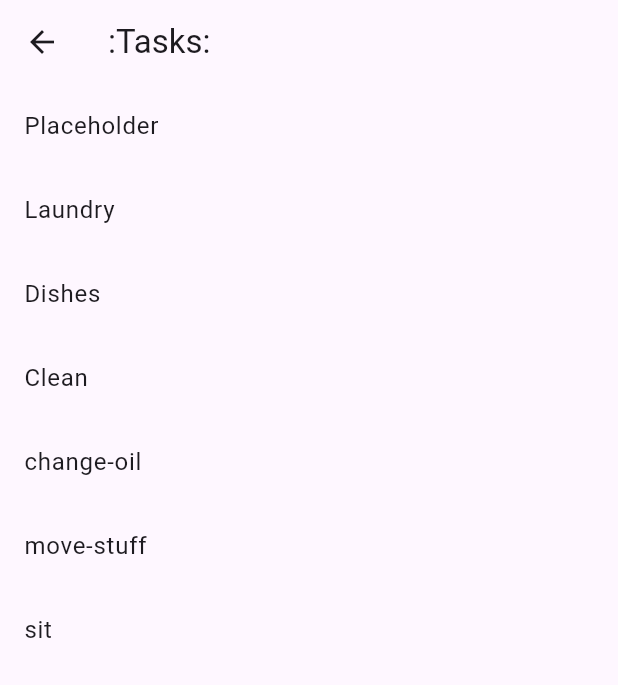
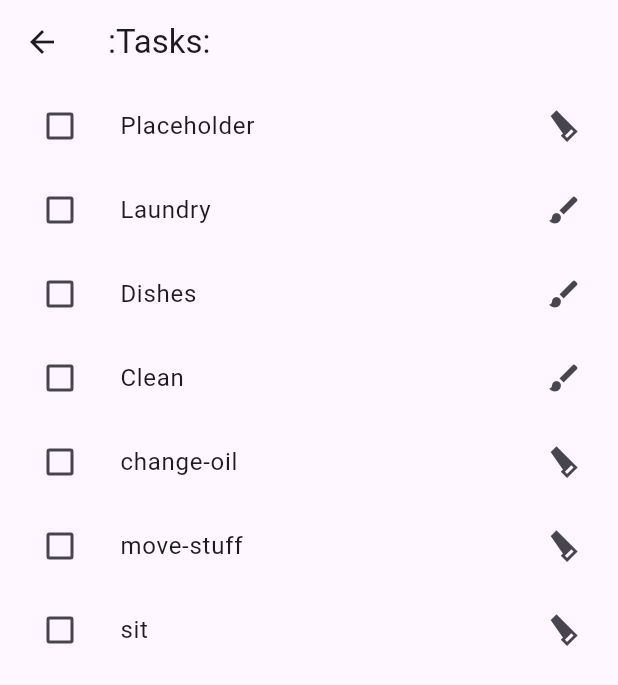
Before and after one commit to PeteyWally/planted_ii, a Flutter app: the TaskView screen opened by its route, on a phone screen of 412 x 824 dp. Shown: the top 685 px of the screen. Run offline on Flutter 3.47's test engine with Material 3 defaults, Android fonts, the phone set to English and light mode, and no system bars; our stand-ins replace auto_size_text, flutter_spinkit; statements that could not run were skipped.

Commit message:
Edits regarding main.provider and how the taskviewmodel relates to categoryviewmodel. In working condition with related category ICON with taskview

```diff
--- a/lib/models/model_category.dart
+++ b/lib/models/model_category.dart
@@ -1,5 +1,4 @@
 /*  lib  models  CATEGORY < CATEGORY+GRID  */
-
 
 import '../models/model_task.dart';
 import 'package:flutter/material.dart';
@@ -18,17 +17,15 @@ class CategoryModel {
     required this.id,
     required this.name,
     Widget? icon,
-    required this.iconColor,
-    this.sizeTime = 120, /* default 2 hours */
+    this.iconColor = 'grey',
+    this.sizeTime = 120,
+    /* default 2 hours */
     required this.subTaskIds,
     required TaskRepository taskRepository,
-  })
-  : icon = icon ?? const Icon(Icons.add),
-  _taskRepository = taskRepository;
+  })  : icon = icon ?? const Icon(Icons.add),
+        _taskRepository = taskRepository;
 
-
-
- // Convenience method to get tasks based on task IDs and a repository
+  // Convenience method to get tasks based on task IDs and a repository
   Future<List<TaskModel>> _getSubTasks() async {
     // Use Future.wait to fetch tasks concurrently
     return Future.wait(subTaskIds.map((taskId) async {
@@ -55,7 +52,8 @@ class CategoryModel {
 
   // Calculated remaining time
   Future<double> get remainingTime async {
-    final calcTimeValue = await calcTime; // Await the future to get the double value
+    final calcTimeValue =
+        await calcTime; // Await the future to get the double value
     return sizeTime.toDouble() - calcTimeValue;
   }
 }
--- a/lib/view_models/categoryviewmodel.dart
+++ b/lib/view_models/categoryviewmodel.dart
@@ -11,11 +11,14 @@ import '../models/model_category.dart';
 class CategoryViewModel extends ChangeNotifier {
   final CategoryRepository _categoryRepository;
   final TaskRepository _taskRepository;
-
   List<CategoryModel> _categories = [];
   bool _isLoading = true;
 
-  CategoryViewModel(this._categoryRepository, this._taskRepository) {
+  CategoryViewModel(
+      {required CategoryRepository categoryRepository,
+      required TaskRepository taskRepository})
+      : _categoryRepository = categoryRepository,
+        _taskRepository = taskRepository {
     _loadCategories();
   }
 
@@ -83,7 +86,10 @@ class CategoryViewModel extends ChangeNotifier {
   }
 
   int _calculateBlockSize(TaskModel task) {
-    final duration = (task.endTime?.difference(task.startTime ?? DateTime.now()).inMinutes) ?? 0;
+    final duration = (task.endTime
+            ?.difference(task.startTime ?? DateTime.now())
+            .inMinutes) ??
+        0;
     return (duration);
   }
 
--- a/lib/view_models/taskviewmodel.dart
+++ b/lib/view_models/taskviewmodel.dart
@@ -1,19 +1,31 @@
 /*  lib  viewmodels  TASK  */
 
 import 'package:flutter/material.dart';
+import 'package:planted_ii/data/repo_in_mem/mem_category.dart';
+import 'package:planted_ii/data/repo_in_mem/mem_task.dart';
 import '../models/model_task.dart';
+import '../models/model_category.dart';
 import '../data/interfaces/repo_tasks.dart';
+import '../data/interfaces/repo_category.dart';
 
 class TaskViewModel extends ChangeNotifier {
   final TaskRepository _taskRepository;
+  final CategoryRepository _categoryRepository;
   List<TaskModel> _tasks = [];
+  List<CategoryModel> _categories = [];
   bool _isLoading = true;
 
-  TaskViewModel(this._taskRepository) {
+  TaskViewModel({
+    required TaskRepository taskRepository,
+    required CategoryRepository categoryRepository,
+  })  : _taskRepository = taskRepository,
+        _categoryRepository = categoryRepository {
     _loadTasks();
+    _loadCategories();
   }
 
   List<TaskModel> get tasks => _tasks;
+  List<CategoryModel> get categories => _categories;
   bool get isLoading => _isLoading;
 
   Future<void> _loadTasks() async {
@@ -23,6 +35,19 @@ class TaskViewModel extends ChangeNotifier {
       _tasks = await _taskRepository.getTasks();
     } catch (e) {
       print('Error loading tasks: $e');
+    } finally {
+      _isLoading = false;
+      notifyListeners();
+    }
+  }
+
+  Future<void> _loadCategories() async {
+    _isLoading = true;
+    notifyListeners();
+    try {
+      _categories = await _categoryRepository.getCategories();
+    } catch (e) {
+      print('Error loading categories: $e');
     } finally {
       _isLoading = false;
       notifyListeners();
@@ -47,6 +72,11 @@ class TaskViewModel extends ChangeNotifier {
     }
   }
 
+  void toggleTask(TaskModel task) {
+    task.isCompleted = !task.isCompleted;
+    updateTask(task);
+  }
+
   Future<void> deleteTask(String id) async {
     try {
       await _taskRepository.deleteTask(id);
@@ -55,4 +85,24 @@ class TaskViewModel extends ChangeNotifier {
       print('Error deleting task: $e');
     }
   }
+
+  Future<Icon?> getCategoryIconForTask(TaskModel task) async {
+    try {
+      final categories = await _categoryRepository.getCategories();
+      final category = categories.firstWhere(
+        (category) => category.subTaskIds.contains(task.id),
+        orElse: () => CategoryModel(
+          id: '',
+          name: 'dull+noid',
+          icon: null,
+          subTaskIds: [],
+          taskRepository: _taskRepository,
+        ),
+      );
+      return category.icon as Icon?;
+    } catch (e) {
+      print('Error fetching category icon: $e');
+      return null;
+    }
+  }
 }
--- a/lib/views/view_task.dart
+++ b/lib/views/view_task.dart
@@ -15,22 +15,37 @@ class TaskView extends StatelessWidget {
       appBar: AppBar(
         title: Text(":Tasks:"),
       ),
-
-      body: Column(
-        children: [
-          Expanded(
-            child: ListView.builder(
+      body: taskViewModel.isLoading
+          ? Center(child: CircularProgressIndicator())
+          : ListView.builder(
               itemCount: taskViewModel.tasks.length,
               itemBuilder: (context, index) {
                 final task = taskViewModel.tasks[index];
                 return ListTile(
-                  title: Text(task.name)
+                  leading: Checkbox(
+                    value: task.isCompleted,
+                    onChanged: (value) {
+                      taskViewModel.toggleTask(task);
+                    },
+                  ),
+                  title: Text(task.name),
+                  trailing: FutureBuilder<Icon?>(
+                    future: taskViewModel.getCategoryIconForTask(task),
+                    builder: (context, snapshot) {
+                      if (snapshot.connectionState == ConnectionState.waiting) {
+                        return CircularProgressIndicator();
+                      } else if (snapshot.hasError) {
+                        print(
+                            'Error fetching category icon: ${snapshot.error}');
+                        return Icon(Icons.error);
+                      } else {
+                        return snapshot.data ?? Icon(Icons.help_outline);
+                      }
+                    },
+                  ),
                 );
               },
             ),
-          ),
-        ],
-      ),
     );
   }
 }
```
Also changed, not shown: lib/main.dart (+11 -10 lines). Lines whose indentation alone changed are shown as unchanged.
